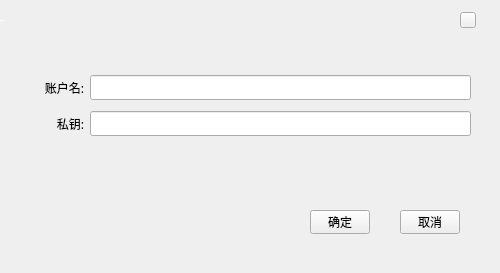
Above: custom/ImportDialogHX.ui from HcashOrg/HX-IDE before the change. Below: the same form after it.
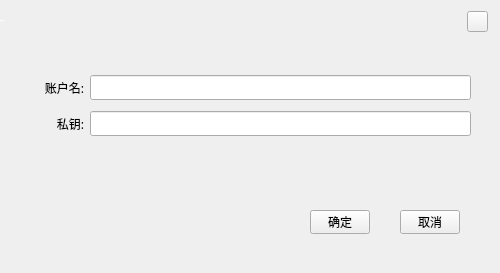
That is the form after the change.

Diff of the .ui file:
```diff
--- a/custom/ImportDialogHX.ui
+++ b/custom/ImportDialogHX.ui
@@ -24,10 +24,10 @@
   <widget class="QToolButton" name="closeBtn">
    <property name="geometry">
     <rect>
-     <x>460</x>
-     <y>12</y>
-     <width>16</width>
-     <height>16</height>
+     <x>467</x>
+     <y>11</y>
+     <width>21</width>
+     <height>21</height>
     </rect>
    </property>
    <property name="font">
@@ -119,7 +119,7 @@
     <string>取消</string>
    </property>
   </widget>
-  <widget class="QWidget" name="">
+  <widget class="QWidget" name="layoutWidget">
    <property name="geometry">
     <rect>
      <x>20</x>
```
Left out of the diff: 5 changed lines with no effect on the pictures.
